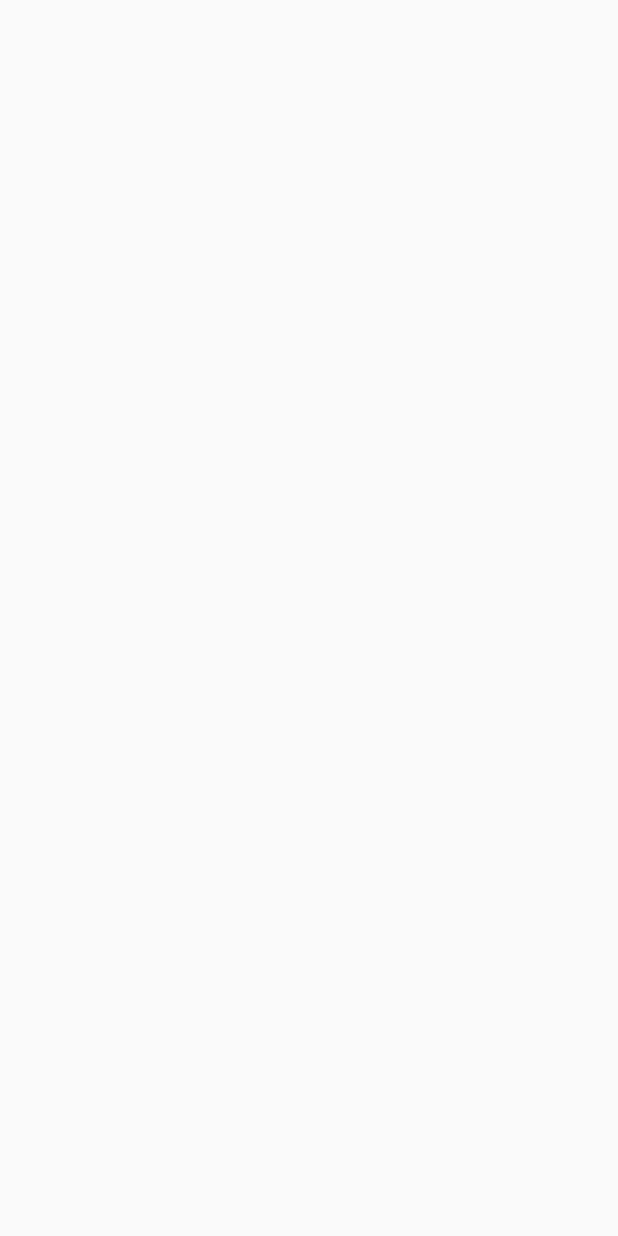
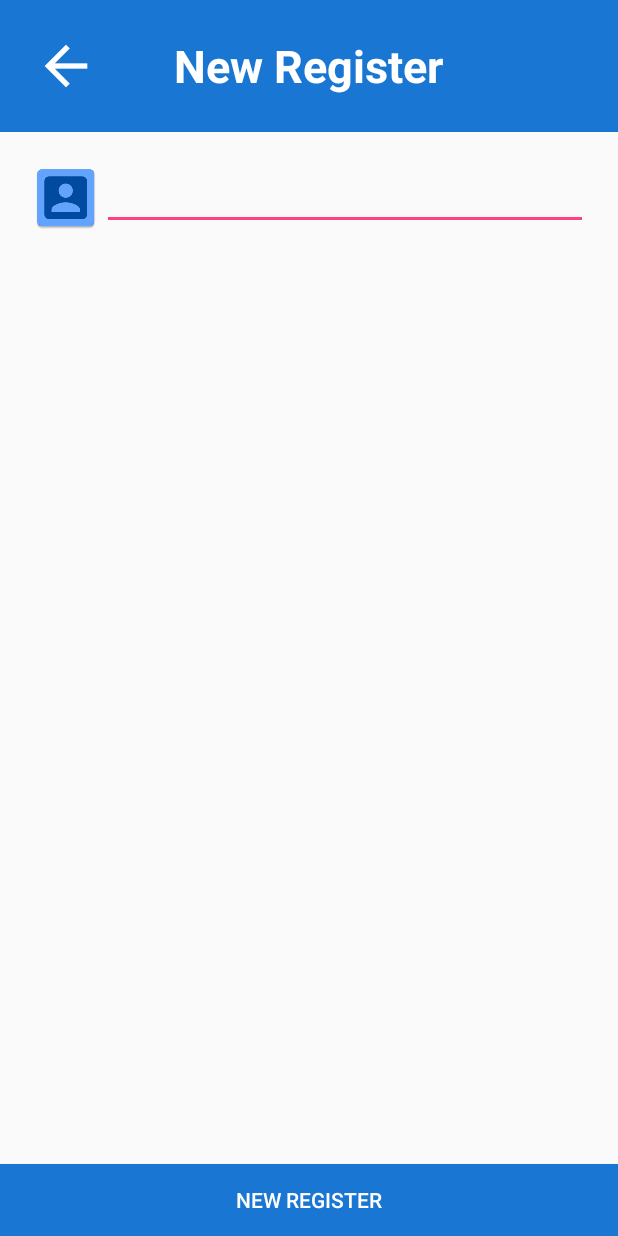
Before and after one commit to masterUNG/FETlQRcode, an Android app: the RegisterActivity screen opened directly, with no data from a screen before it, on a phone screen of 412 x 824 dp. Before the commit the screen is empty. Run offline under Robolectric (Android 15) with nearby library versions, the phone set to English and light mode, and no system bars.

Commit message:
After lunch

```diff
--- a/app/src/main/res/layout/activity_main.xml
+++ b/app/src/main/res/layout/activity_main.xml
@@ -71,7 +71,7 @@
             android:clickable="true"
             android:id="@+id/txtNewRegis"
             android:textColor="@color/colorPrimaryDark"
-            android:text="New Register"
+            android:text="@string/new_register"
             android:layout_width="wrap_content"
             android:layout_height="wrap_content" />
 
--- a/app/src/main/res/layout/activity_register.xml
+++ b/app/src/main/res/layout/activity_register.xml
@@ -1,9 +1,76 @@
 <?xml version="1.0" encoding="utf-8"?>
-<android.support.constraint.ConstraintLayout xmlns:android="http://schemas.android.com/apk/res/android"
+<RelativeLayout xmlns:android="http://schemas.android.com/apk/res/android"
     xmlns:app="http://schemas.android.com/apk/res-auto"
     xmlns:tools="http://schemas.android.com/tools"
     android:layout_width="match_parent"
     android:layout_height="match_parent"
     tools:context="appewtc.masterung.fetlqrcode.RegisterActivity">
 
-</android.support.constraint.ConstraintLayout>
+    <RelativeLayout
+        android:id="@+id/relTop"
+        android:padding="@dimen/padding"
+        android:background="@color/colorPrimary"
+        android:layout_width="match_parent"
+        android:layout_height="wrap_content">
+
+        <ImageView
+            android:src="@mipmap/ic_back"
+            android:layout_width="wrap_content"
+            android:layout_height="wrap_content" />
+
+        <TextView
+            android:textStyle="bold"
+            android:layout_centerInParent="true"
+            android:textSize="@dimen/h1"
+            android:textColor="@color/white"
+            android:text="@string/new_register"
+            android:layout_width="wrap_content"
+            android:layout_height="wrap_content" />
+
+
+    </RelativeLayout>
+
+    <Button
+        android:id="@+id/btnNewRegis"
+        android:textColor="@color/white"
+        android:background="@color/colorPrimary"
+        android:layout_alignParentBottom="true"
+        android:text="@string/new_register"
+        android:layout_width="match_parent"
+        android:layout_height="wrap_content" />
+
+    <ScrollView
+        android:layout_above="@+id/btnNewRegis"
+        android:layout_below="@+id/relTop"
+        android:layout_width="match_parent"
+        android:layout_height="match_parent">
+
+        <LinearLayout
+            android:padding="@dimen/padding"
+            android:orientation="vertical"
+            android:layout_width="match_parent"
+            android:layout_height="wrap_content">
+
+            <LinearLayout
+                android:orientation="horizontal"
+                android:layout_width="match_parent"
+                android:layout_height="wrap_content">
+
+                <ImageView
+                    android:src="@mipmap/ic_user"
+                    android:layout_width="wrap_content"
+                    android:layout_height="wrap_content" />
+
+                <EditText
+                    android:layout_width="match_parent"
+                    android:layout_height="wrap_content" />
+
+            </LinearLayout>
+
+        </LinearLayout>
+
+    </ScrollView>
+
+
+
+</RelativeLayout>
--- a/app/src/main/res/values/colors.xml
+++ b/app/src/main/res/values/colors.xml
@@ -1,6 +1,8 @@
 <?xml version="1.0" encoding="utf-8"?>
 <resources>
-    <color name="colorPrimary">#3F51B5</color>
-    <color name="colorPrimaryDark">#303F9F</color>
+    <color name="colorPrimary">#1976d2</color>
+    <color name="colorPrimaryDark">#004ba0</color>
+    <color name="colorPrimaryLight">#63a4ff</color>
     <color name="colorAccent">#FF4081</color>
+    <color name="white">#ffffff</color>
 </resources>
--- a/app/src/main/res/values/dimens.xml
+++ b/app/src/main/res/values/dimens.xml
@@ -1,4 +1,6 @@
 <?xml version="1.0" encoding="utf-8"?>
 <resources>
     <dimen name="margin">50dp</dimen>
+    <dimen name="padding">20dp</dimen>
+    <dimen name="h1">30sp</dimen>
 </resources>
--- a/app/src/main/res/values/strings.xml
+++ b/app/src/main/res/values/strings.xml
@@ -3,5 +3,6 @@
     <string name="login">ลงชื่อใช้งาน</string>
     <string name="user">User :</string>
     <string name="password">Password :</string>
+    <string name="new_register">New Register</string>
 
 </resources>
```
Also changed, not shown: app/src/main/ic_back-web.png (added), app/src/main/res/mipmap-hdpi/ic_back.png (added), app/src/main/res/mipmap-mdpi/ic_back.png (added), app/src/main/res/mipmap-xhdpi/ic_back.png (added), app/src/main/res/mipmap-xxhdpi/ic_back.png (added), app/src/main/res/mipmap-xxxhdpi/ic_back.png (added).
